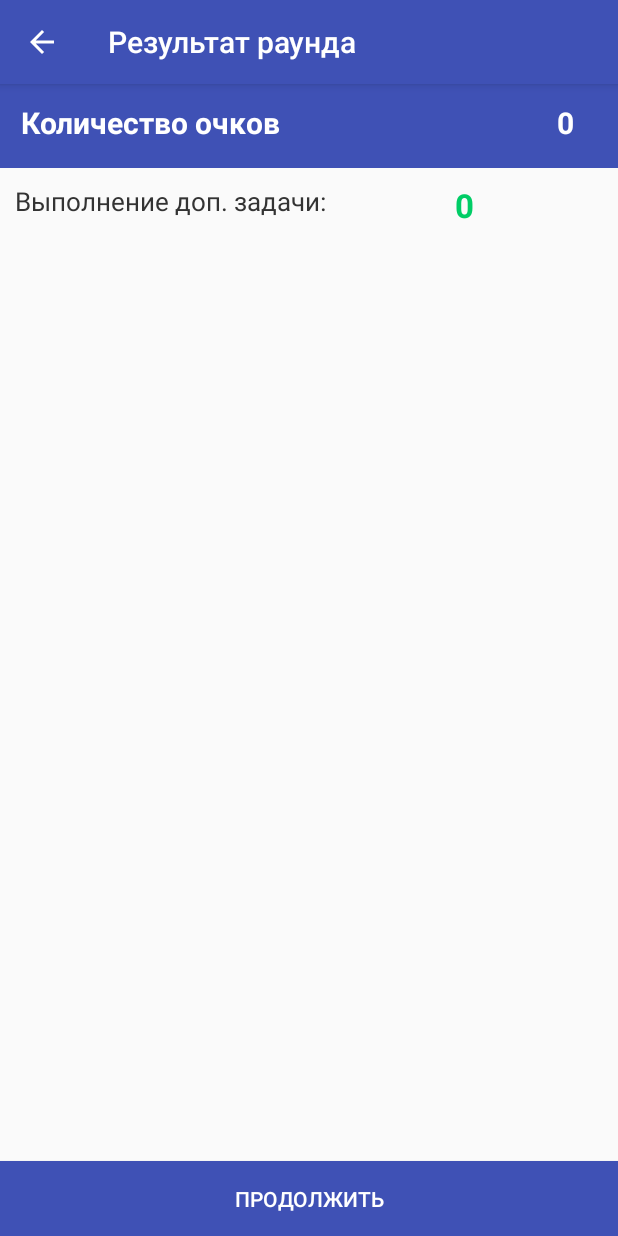
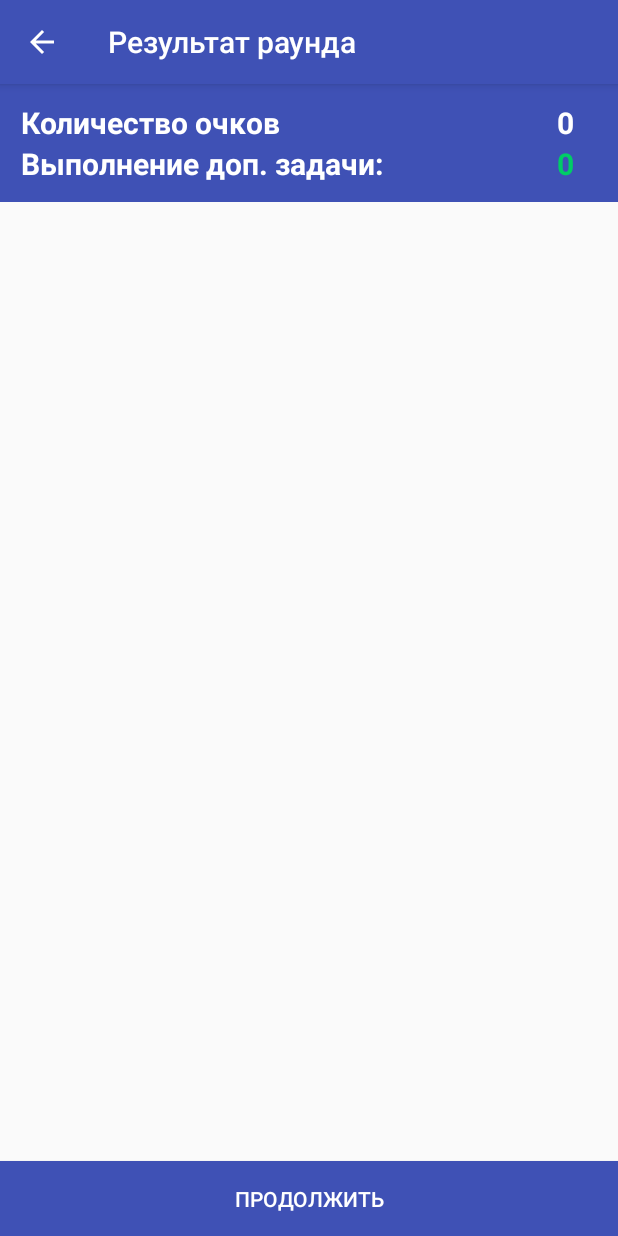
Before and after one commit to van8tka/AliasPro, an Android app: the RoundResultActivity screen opened directly, with no data from a screen before it, on a phone screen of 412 x 824 dp. Run offline under Robolectric (Android 15) with nearby library versions, the phone set to English and light mode, and no system bars; libraries missing offline, so code that uses them is left out: io.realm; 11 statements that could not run were skipped.

Commit message:
create pay fine and score for the task complete

```diff
--- a/app/src/main/res/layout/activity_round_result.xml
+++ b/app/src/main/res/layout/activity_round_result.xml
@@ -12,14 +12,18 @@
     android:layout_height="match_parent">
     <RelativeLayout
         android:layout_width="wrap_content"
-        android:layout_height="56dp"
-        android:orientation="horizontal"
+        android:layout_height="wrap_content"
         android:paddingLeft="14dp"
         android:paddingRight="14dp"
         android:paddingTop="12dp"
+        android:paddingBottom="12dp"
         android:background="@color/colorPrimary"
         >
-
+<LinearLayout
+    android:layout_width="wrap_content"
+    android:layout_height="wrap_content"
+    android:orientation="vertical"
+    >
     <TextView
         android:id="@+id/tvRoundPointsName"
         android:layout_width="wrap_content"
@@ -28,42 +32,43 @@
         android:textColor="@color/colorWhite"
         android:textSize="20sp"
         android:textStyle="bold" />
+    <TextView
+        android:id="@+id/tvTaskScoreName"
+        android:layout_width="wrap_content"
+        android:layout_height="wrap_content"
+        android:text="@string/strTaskScoreName"
+        android:textColor="@color/colorWhite"
+        android:textSize="20sp"
+        android:textStyle="bold" />
+</LinearLayout>
 
+        <LinearLayout
+            android:layout_width="wrap_content"
+            android:layout_height="wrap_content"
+            android:orientation="vertical"
+            android:layout_alignParentRight="true"
+            android:layout_marginRight="15dp"
+            >
         <TextView
             android:id="@+id/tvPointsCountRound"
             android:layout_width="wrap_content"
             android:layout_height="wrap_content"
-            android:layout_alignParentRight="true"
             android:text="0"
-            android:layout_marginRight="15dp"
             android:textColor="@color/colorWhite"
             android:textSize="20sp"
             android:textStyle="bold" />
-    </RelativeLayout>
-<LinearLayout
-    android:layout_width="match_parent"
+
+            <TextView
+                android:id="@+id/tvTaskScore"
+                android:layout_width="wrap_content"
                 android:layout_height="wrap_content"
-    android:orientation="horizontal"
-    android:id="@+id/llTaskScoreResult"
-    android:padding="10dp">
-    <TextView
-        android:layout_width="wrap_content"
-        android:layout_height="match_parent"
-        android:text="@string/strTaskScoreName"
-        android:textColor="@color/colorBlack"
-        android:textSize="17sp" />
-    <TextView
-        android:gravity="center"
-        android:id="@+id/tvTaskScore"
-        android:layout_width="match_parent"
-        android:layout_height="match_parent"
-        android:layout_weight="1"
-        android:textSize="22sp"
-        android:textStyle="bold"
                 android:text="0"
                 android:textColor="@color/colorPrimaryCustom1"
-        />
+                android:textSize="20sp"
+                android:textStyle="bold" />
         </LinearLayout>
+    </RelativeLayout>
+
     <ListView
         android:id="@+id/lvShowWordRound"
         android:layout_width="match_parent"
```
Also changed, not shown: app/src/main/java/com/devprogram/aliaspro/PlayGameActivity.java (+49 -9 lines), app/src/main/java/com/devprogram/aliaspro/RoundResultActivity.java (+65 -48 lines), app/src/main/res/layout/custom_dialog_task_completed.xml (+5 -3 lines). Lines whose indentation alone changed are shown as unchanged.
